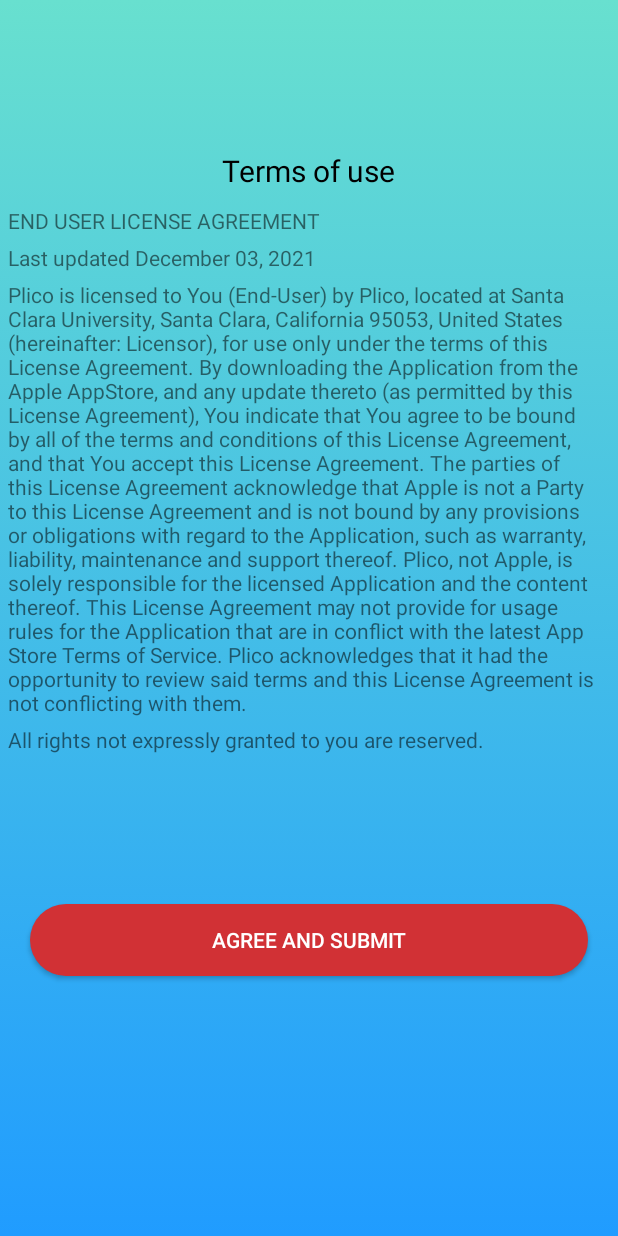
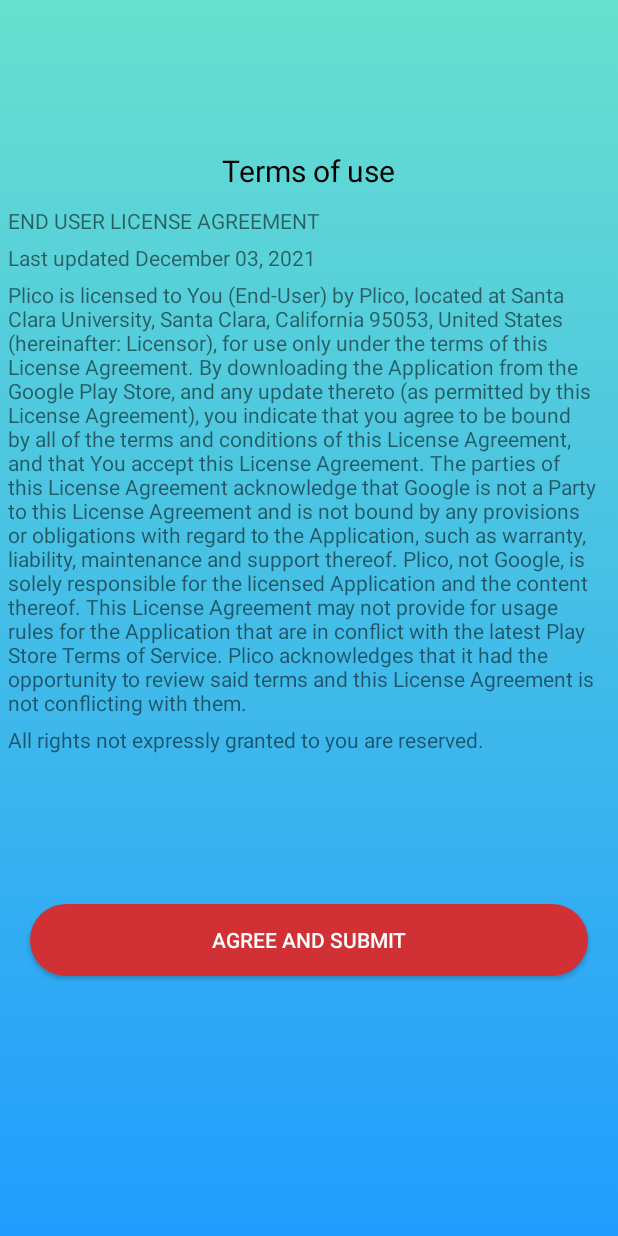
Before and after one commit to revanthscu/PlicoApp, an Android app: the TermsActivity screen opened directly, with no data from a screen before it, on a phone screen of 412 x 824 dp. Run offline under Robolectric (Android 15) with nearby library versions, the phone set to English and light mode, and no system bars; our stand-ins replace Firebase (no records; nobody signed in at launch, a user with empty details on screens opened directly).

Commit message:
Added T&C.

```diff
--- a/app/src/main/res/values/strings.xml
+++ b/app/src/main/res/values/strings.xml
@@ -2,6 +2,6 @@
     <string name="app_name">PlicoApp</string>
     <string name="terms"> END USER LICENSE AGREEMENT</string>
     <string name="terms2"> Last updated December 03, 2021</string>
-    <string name="terms3"> Plico is licensed to You (End-User) by Plico, located at Santa Clara University, Santa Clara, California 95053, United States (hereinafter: Licensor), for use only under the terms of this License Agreement. By downloading the Application from the Apple AppStore, and any update thereto (as permitted by this License Agreement), You indicate that You agree to be bound by all of the terms and conditions of this License Agreement, and that You accept this License Agreement. The parties of this License Agreement acknowledge that Apple is not a Party to this License Agreement and is not bound by any provisions or obligations with regard to the Application, such as warranty, liability, maintenance and support thereof. Plico, not Apple, is solely responsible for the licensed Application and the content thereof. This License Agreement may not provide for usage rules for the Application that are in conflict with the latest App Store Terms of Service. Plico acknowledges that it had the opportunity to review said terms and this License Agreement is not conflicting with them.</string>
+    <string name="terms3"> Plico is licensed to You (End-User) by Plico, located at Santa Clara University, Santa Clara, California 95053, United States (hereinafter: Licensor), for use only under the terms of this License Agreement. By downloading the Application from the Google Play Store, and any update thereto (as permitted by this License Agreement), you indicate that you agree to be bound by all of the terms and conditions of this License Agreement, and that You accept this License Agreement. The parties of this License Agreement acknowledge that Google is not a Party to this License Agreement and is not bound by any provisions or obligations with regard to the Application, such as warranty, liability, maintenance and support thereof. Plico, not Google, is solely responsible for the licensed Application and the content thereof. This License Agreement may not provide for usage rules for the Application that are in conflict with the latest Play Store Terms of Service. Plico acknowledges that it had the opportunity to review said terms and this License Agreement is not conflicting with them.</string>
     <string name="terms4"> All rights not expressly granted to you are reserved.</string>
 </resources>
```
